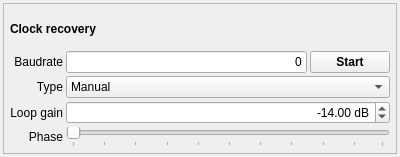
The window that ui/ClockRecovery.ui (BatchDrake/SigDigger) describes before a commit, drawn with Qt 5.
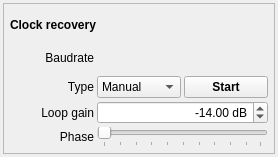
The same window after the commit. Custom widgets are drawn as their Qt base class.

Commit message: Use frequency spin for clock recovery widget

```diff
--- a/ui/ClockRecovery.ui
+++ b/ui/ClockRecovery.ui
@@ -6,7 +6,7 @@
    <rect>
     <x>0</x>
     <y>0</y>
-    <width>400</width>
+    <width>278</width>
     <height>157</height>
    </rect>
   </property>
@@ -83,20 +83,6 @@
         </property>
        </widget>
       </item>
-      <item row="2" column="1" colspan="2">
-       <widget class="QComboBox" name="typeCombo">
-        <item>
-         <property name="text">
-          <string>Manual</string>
-         </property>
-        </item>
-        <item>
-         <property name="text">
-          <string>Gardner</string>
-         </property>
-        </item>
-       </widget>
-      </item>
       <item row="2" column="0">
        <widget class="QLabel" name="label_2">
         <property name="text">
@@ -130,32 +116,6 @@
         </property>
        </widget>
       </item>
-      <item row="1" column="1">
-       <widget class="QLineEdit" name="baudRate">
-        <property name="text">
-         <string>0</string>
-        </property>
-        <property name="alignment">
-         <set>Qt::AlignRight|Qt::AlignTrailing|Qt::AlignVCenter</set>
-        </property>
-       </widget>
-      </item>
-      <item row="1" column="2">
-       <widget class="QPushButton" name="startButton">
-        <property name="styleSheet">
-         <string notr="true">font-weight: bold;</string>
-        </property>
-        <property name="text">
-         <string>Start</string>
-        </property>
-        <property name="checkable">
-         <bool>true</bool>
-        </property>
-        <property name="checked">
-         <bool>false</bool>
-        </property>
-       </widget>
-      </item>
       <item row="3" column="1" colspan="2">
        <widget class="QDoubleSpinBox" name="gainSpin">
         <property name="alignment">
@@ -175,11 +135,51 @@
         </property>
        </widget>
       </item>
+      <item row="2" column="1">
+       <widget class="QComboBox" name="typeCombo">
+        <item>
+         <property name="text">
+          <string>Manual</string>
+         </property>
+        </item>
+        <item>
+         <property name="text">
+          <string>Gardner</string>
+         </property>
+        </item>
+       </widget>
+      </item>
+      <item row="2" column="2">
+       <widget class="QPushButton" name="startButton">
+        <property name="styleSheet">
+         <string notr="true">font-weight: bold;</string>
+        </property>
+        <property name="text">
+         <string>Start</string>
+        </property>
+        <property name="checkable">
+         <bool>true</bool>
+        </property>
+        <property name="checked">
+         <bool>false</bool>
+        </property>
+       </widget>
+      </item>
+      <item row="1" column="1" colspan="2">
+       <widget class="FrequencySpinBox" name="baudRateSpin"/>
+      </item>
      </layout>
     </widget>
    </item>
   </layout>
  </widget>
+ <customwidgets>
+  <customwidget>
+   <class>FrequencySpinBox</class>
+   <extends>QWidget</extends>
+   <header>FrequencySpinBox.h</header>
+  </customwidget>
+ </customwidgets>
  <resources/>
  <connections/>
 </ui>
```
The commit also changes 1 other file.
